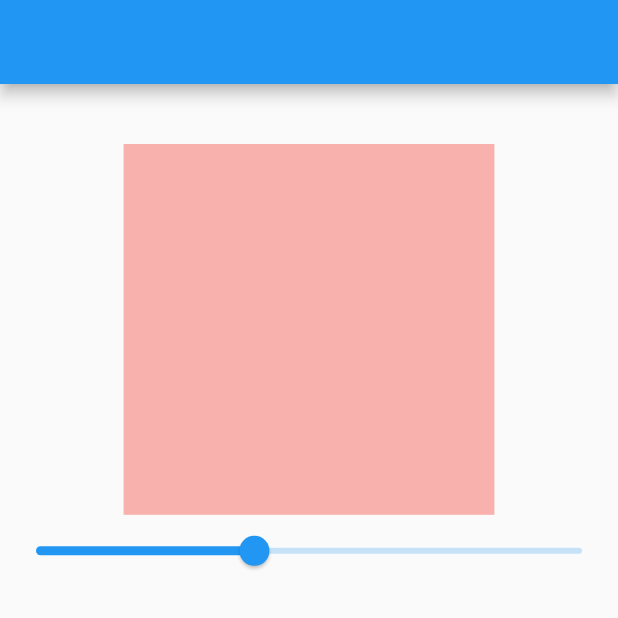
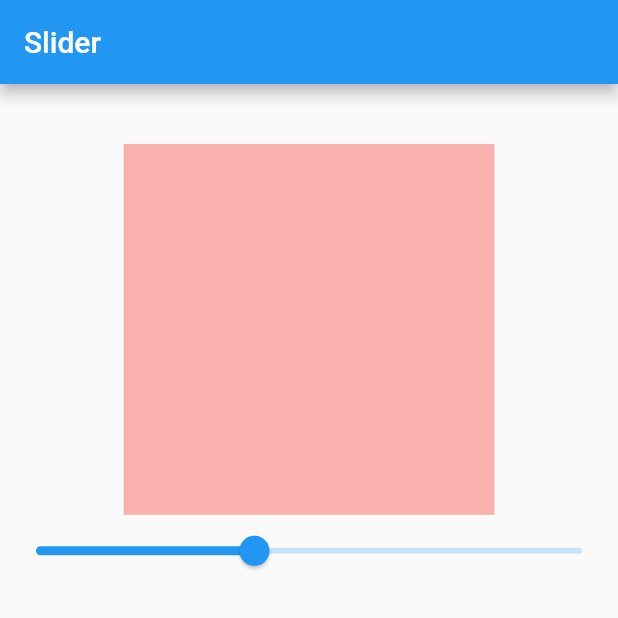
Before and after one commit to Yunus7722/Flutter_GetX_Utilities_and_more, a Flutter app: the screen it shows after launch, on a phone screen of 412 x 824 dp, the top half of it. Run offline on Flutter 3.47's test engine with Material 2 defaults, Android fonts, the phone set to English and light mode, and no system bars; our stand-ins replace get.

```diff
--- a/lib/pages/sliding_page.dart
+++ b/lib/pages/sliding_page.dart
@@ -24,7 +24,7 @@ class _SlidingPageState extends State<SlidingPage> {
     SlidingController controller = Get.put(SlidingController());
     print("build");
     return Scaffold(
-      appBar: AppBar(),
+      appBar: AppBar(title: Text("Slider"),),
       body: Padding(
         padding: const EdgeInsets.only(top: 40),
         child: Align(
```
